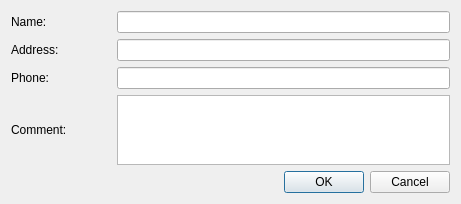
Above: OrmasAdmin/OrmasAdmin/CreateCmpDlg.ui from Dalerjon/TheOrmasProejct before the change. Below: the same form after it.
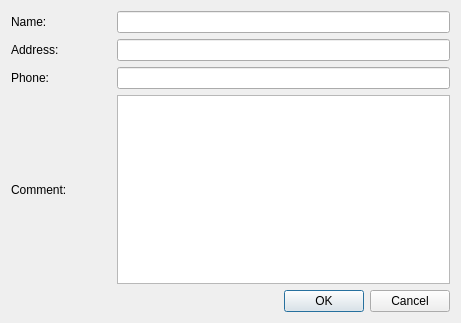
That is the form after the change.

Diff of the .ui file:
```diff
--- a/OrmasAdmin/OrmasAdmin/CreateCmpDlg.ui
+++ b/OrmasAdmin/OrmasAdmin/CreateCmpDlg.ui
@@ -7,7 +7,7 @@
     <x>0</x>
     <y>0</y>
     <width>461</width>
-    <height>202</height>
+    <height>323</height>
    </rect>
   </property>
   <property name="sizePolicy">
```
Left out of the diff: 32 changed lines with no effect on the pictures.
